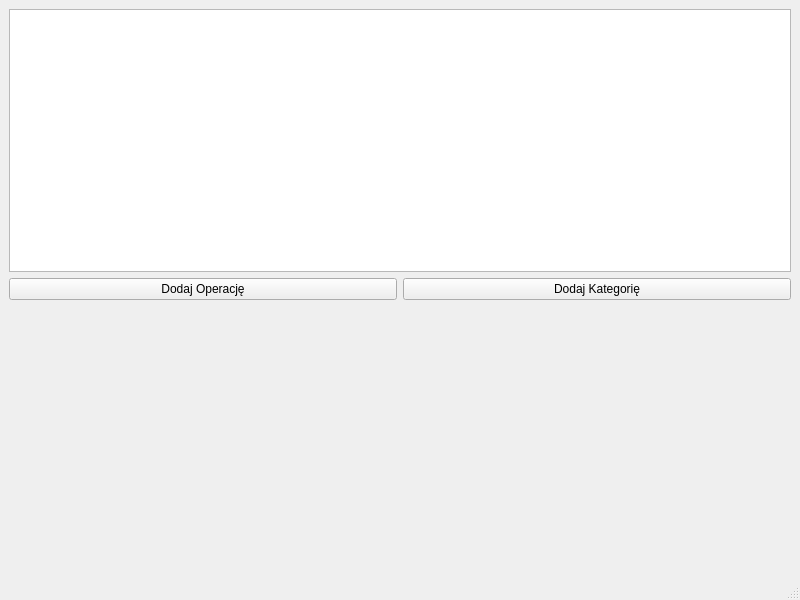
Old version of the form mainwindow.ui in the repository Borejson1/FinanceManager.
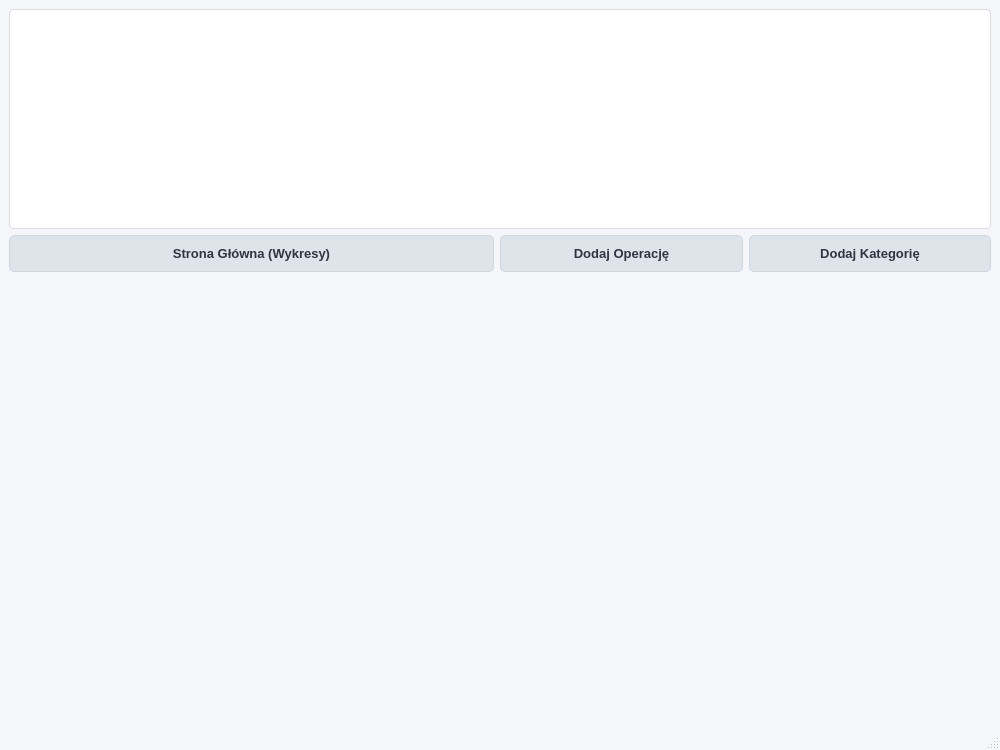
New version of the form.

Patch:
```diff
--- a/mainwindow.ui
+++ b/mainwindow.ui
@@ -6,22 +6,71 @@
    <rect>
     <x>0</x>
     <y>0</y>
-    <width>800</width>
-    <height>600</height>
+    <width>1000</width>
+    <height>750</height>
    </rect>
   </property>
   <property name="windowTitle">
    <string>Menedżer Finansów</string>
   </property>
+  <property name="styleSheet">
+   <string notr="true">
+QMainWindow {
+    background-color: #f5f6fa;
+}
+QTableView {
+    background-color: #ffffff;
+    border: 1px solid #dcdde1;
+    border-radius: 4px;
+    gridline-color: #e8e8e8;
+    selection-background-color: #a4b0be;
+    selection-color: black;
+}
+QHeaderView::section {
+    background-color: #f1f2f6;
+    color: #2f3542;
+    padding: 6px;
+    border: none;
+    border-right: 1px solid #dcdde1;
+    border-bottom: 1px solid #dcdde1;
+    font-weight: bold;
+}
+QPushButton {
+    background-color: #dfe4ea;
+    color: #2f3542;
+    border: 1px solid #ced6e0;
+    border-radius: 5px;
+    padding: 10px 15px;
+    font-weight: bold;
+    font-size: 13px;
+}
+QPushButton:hover {
+    background-color: #ced6e0;
+}
+QPushButton:pressed {
+    background-color: #a4b0be;
+}
+   </string>
+  </property>
   <widget class="QWidget" name="centralwidget">
-   <layout class="QVBoxLayout" name="verticalLayout">
-    
+   <layout class="QVBoxLayout" name="verticalLayout" stretch="1,0,2">
     <item>
-     <widget class="QTableView" name="tableView"/>
+     <widget class="QTableView" name="tableView">
+      <property name="alternatingRowColors">
+       <bool>true</bool>
+      </property>
+     </widget>
     </item>
     
     <item>
-     <layout class="QHBoxLayout" name="horizontalLayout">
+     <layout class="QHBoxLayout" name="horizontalLayout" stretch="2,1,1">
+      <item>
+       <widget class="QPushButton" name="pushButton_3">
+        <property name="text">
+         <string>Strona Główna (Wykresy)</string>
+        </property>
+       </widget>
+      </item>
       <item>
        <widget class="QPushButton" name="pushButton">
         <property name="text">
@@ -38,7 +87,6 @@
       </item>
      </layout>
     </item>
-    
     <item>
      <widget class="QStackedWidget" name="stackedWidget">
       <property name="currentIndex">
```
Left out of the diff: 9 changed lines with no effect on the pictures.
